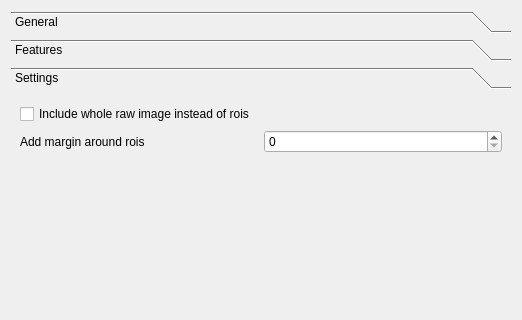
Above: ilastik/widgets/exportObjectInfoDialog.ui from ilastik/ilastik before the change; both pictures show x 0 to 522 and y 0 to 320 of the 522 by 520 pixel window. Below: the same form after it.
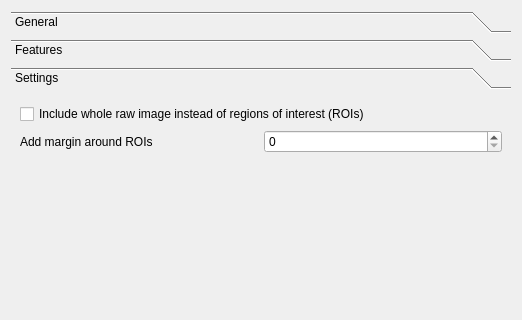
That is the form after the change. The open tabs and pages were chosen to show the change.

```diff
--- a/ilastik/widgets/exportObjectInfoDialog.ui
+++ b/ilastik/widgets/exportObjectInfoDialog.ui
@@ -213,7 +213,7 @@
           <string>Extend the roi of each object</string>
          </property>
          <property name="text">
-          <string>Add margin around rois</string>
+          <string>Add margin around ROIs</string>
          </property>
         </widget>
        </item>
@@ -223,7 +223,7 @@
           <string>When checked the whole raw image will be exported. Otherwise the roi for each object will be exported</string>
          </property>
          <property name="text">
-          <string>Include whole raw image instead of rois</string>
+          <string>Include whole raw image instead of regions of interest (ROIs)</string>
          </property>
         </widget>
        </item>
```
